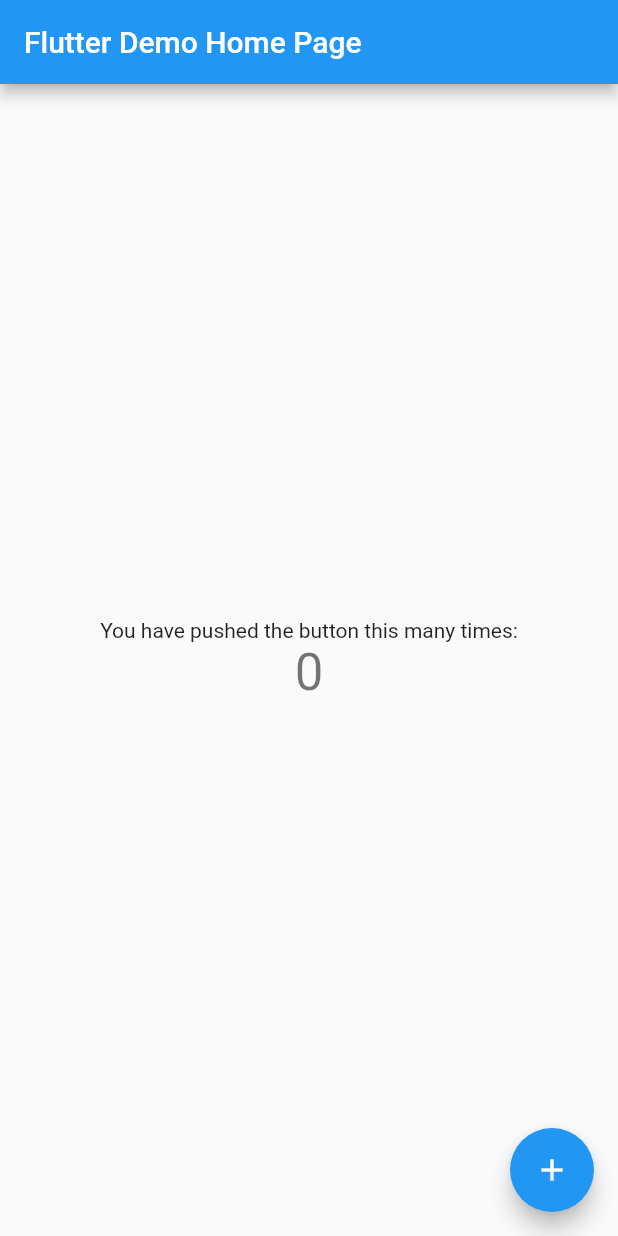
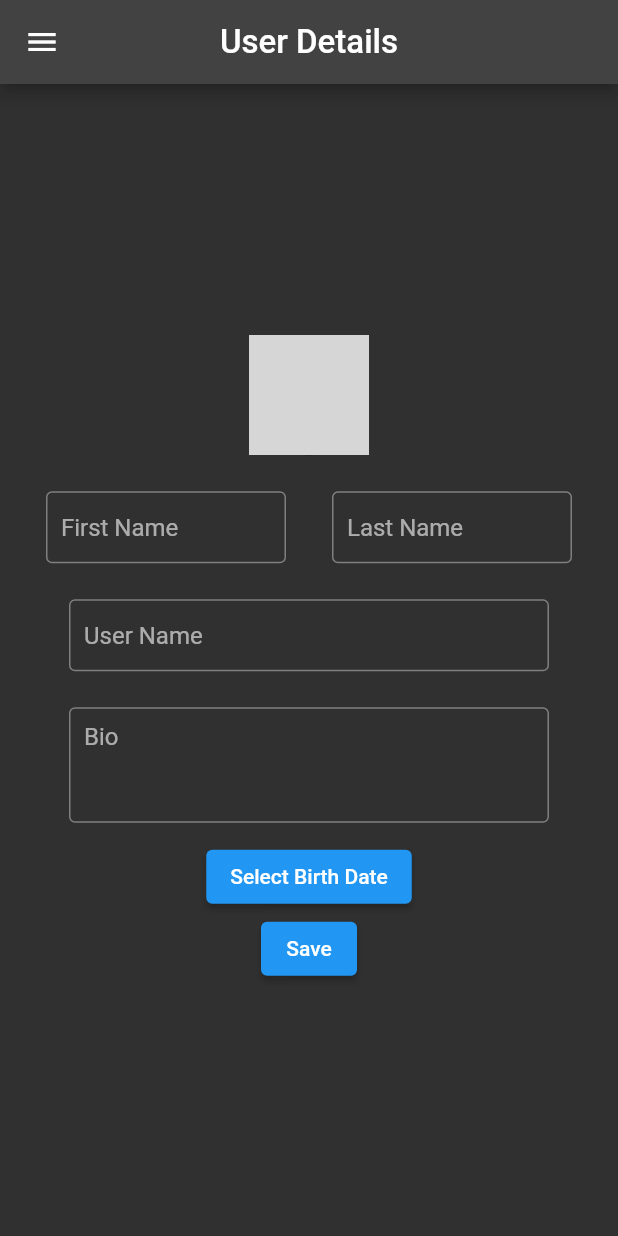
Before and after one commit to Aschente-1024/InstaClone, a Flutter app: the screen it shows after launch, on a phone screen of 412 x 824 dp. Run offline on Flutter 3.47's test engine with Material 2 defaults, Android fonts, the phone set to English and light mode, and no system bars; our stand-ins replace cloud_firestore, email_validator, firebase_auth, firebase_core, image_picker, syncfusion_flutter_datepicker; accounts and stored records are empty; network calls fail; grey boxes are pictures that could not be loaded.

Commit message:
user details screen added

```diff
--- a/lib/main.dart
+++ b/lib/main.dart
@@ -1,115 +1,48 @@
+import 'package:firebase_core/firebase_core.dart';
 import 'package:flutter/material.dart';
+import 'package:insta_clone/providers/user_provider.dart';
+import 'package:insta_clone/screen/home_screen.dart';
+import 'package:insta_clone/screen/login_screen.dart';
+import 'package:insta_clone/screen/signup_screen.dart';
+import 'package:insta_clone/screen/user_details_screen.dart';
+import 'package:provider/provider.dart';
 
-void main() {
-  runApp(const MyApp());
+Future<void> main() async {
+  WidgetsFlutterBinding.ensureInitialized();
+  await Firebase.initializeApp();
+
+  runApp(MultiProvider(
+    providers: [ChangeNotifierProvider(create: (_) => UserProvider())],
+    child: const MyApp(),
+  ));
 }
 
 class MyApp extends StatelessWidget {
   const MyApp({Key? key}) : super(key: key);
 
-  // This widget is the root of your application.
   @override
   Widget build(BuildContext context) {
     return MaterialApp(
-      title: 'Flutter Demo',
-      theme: ThemeData(
-        // This is the theme of your application.
-        //
-        // Try running your application with "flutter run". You'll see the
-        // application has a blue toolbar. Then, without quitting the app, try
-        // changing the primarySwatch below to Colors.green and then invoke
-        // "hot reload" (press "r" in the console where you ran "flutter run",
-        // or simply save your changes to "hot reload" in a Flutter IDE).
-        // Notice that the counter didn't reset back to zero; the application
-        // is not restarted.
-        primarySwatch: Colors.blue,
-      ),
-      home: const MyHomePage(title: 'Flutter Demo Home Page'),
+      theme: ThemeData.dark(),
+      routes: {
+        // '/': (context) => Scaffold(
+        //       body: context.watch<UserProvider>().getCurrentUser != null
+        //           ? Center(
+        //               child: ElevatedButton(
+        //                 onPressed: () {
+        //                   context.read<UserProvider>().logoutUser();
+        //                 },
+        //                 child: const Text('Logout'),
+        //               ),
+        //             )
+        //           : const LoginScreen(),
+        //     ),
+        // '/': (context) => HomeScreen(),
+        '/': (context) => const UserDetailScreen(),
+        '/signup': (context) => const SignupScreen(),
+        '/login': (context) => const LoginScreen()
+      },
+      initialRoute: '/',
     );
   }
 }
-
-class MyHomePage extends StatefulWidget {
-  const MyHomePage({Key? key, required this.title}) : super(key: key);
-
-  // This widget is the home page of your application. It is stateful, meaning
-  // that it has a State object (defined below) that contains fields that affect
-  // how it looks.
-
-  // This class is the configuration for the state. It holds the values (in this
-  // case the title) provided by the parent (in this case the App widget) and
-  // used by the build method of the State. Fields in a Widget subclass are
-  // always marked "final".
-
-  final String title;
-
-  @override
-  State<MyHomePage> createState() => _MyHomePageState();
-}
-
-class _MyHomePageState extends State<MyHomePage> {
-  int _counter = 0;
-
-  void _incrementCounter() {
-    setState(() {
-      // This call to setState tells the Flutter framework that something has
-      // changed in this State, which causes it to rerun the build method below
-      // so that the display can reflect the updated values. If we changed
-      // _counter without calling setState(), then the build method would not be
-      // called again, and so nothing would appear to happen.
-      _counter++;
-    });
-  }
-
-  @override
-  Widget build(BuildContext context) {
-    // This method is rerun every time setState is called, for instance as done
-    // by the _incrementCounter method above.
-    //
-    // The Flutter framework has been optimized to make rerunning build methods
-    // fast, so that you can just rebuild anything that needs updating rather
-    // than having to individually change instances of widgets.
-    return Scaffold(
-      appBar: AppBar(
-        // Here we take the value from the MyHomePage object that was created by
-        // the App.build method, and use it to set our appbar title.
-        title: Text(widget.title),
-      ),
-      body: Center(
-        // Center is a layout widget. It takes a single child and positions it
-        // in the middle of the parent.
-        child: Column(
-          // Column is also a layout widget. It takes a list of children and
-          // arranges them vertically. By default, it sizes itself to fit its
-          // children horizontally, and tries to be as tall as its parent.
-          //
-          // Invoke "debug painting" (press "p" in the console, choose the
-          // "Toggle Debug Paint" action from the Flutter Inspector in Android
-          // Studio, or the "Toggle Debug Paint" command in Visual Studio Code)
-          // to see the wireframe for each widget.
-          //
-          // Column has various properties to control how it sizes itself and
-          // how it positions its children. Here we use mainAxisAlignment to
-          // center the children vertically; the main axis here is the vertical
-          // axis because Columns are vertical (the cross axis would be
-          // horizontal).
-          mainAxisAlignment: MainAxisAlignment.center,
-          children: <Widget>[
-            const Text(
-              'You have pushed the button this many times:',
-            ),
-            Text(
-              '$_counter',
-              style: Theme.of(context).textTheme.headline4,
-            ),
-          ],
-        ),
-      ),
-      floatingActionButton: FloatingActionButton(
-        onPressed: _incrementCounter,
-        tooltip: 'Increment',
-        child: const Icon(Icons.add),
-      ), // This trailing comma makes auto-formatting nicer for build methods.
-    );
-  }
-}
--- /dev/null
+++ b/lib/providers/firestore_provider.dart
@@ -0,0 +1,6 @@
+import 'package:cloud_firestore/cloud_firestore.dart';
+import 'package:flutter/material.dart';
+
+class FirebaseFirestoreProvider with ChangeNotifier {
+  addUserToFirestore(String uid) {}
+}
--- /dev/null
+++ b/lib/providers/user_provider.dart
@@ -0,0 +1,84 @@
+import 'dart:developer';
+
+import 'package:cloud_firestore/cloud_firestore.dart';
+import 'package:firebase_auth/firebase_auth.dart';
+import 'package:flutter/material.dart';
+
+class UserProvider with ChangeNotifier {
+  final FirebaseAuth _firebaseAuth = FirebaseAuth.instance;
+  final FirebaseFirestore _firebaseFirestore = FirebaseFirestore.instance;
+
+  UserProvider() {
+    _firebaseAuth.authStateChanges().listen((User? user) {
+      if (user == null) {
+        log('user not logged in');
+      } else {
+        log('user signed in');
+      }
+      notifyListeners();
+    });
+  }
+
+  User? get getCurrentUser => _firebaseAuth.currentUser;
+
+  void createNewUser(String email, String password) async {
+    try {
+      UserCredential _cred = await _firebaseAuth.createUserWithEmailAndPassword(
+          email: email, password: password);
+      log('user created---  ${_cred.toString()}');
+
+      _firebaseFirestore.collection('users').doc(_cred.user!.uid).set({
+        'uid': _cred.user!.uid,
+        'username': _cred.user!.displayName,
+        'email': email,
+        'bio': '',
+        'last_upload': '',
+        'photo_url': '',
+        'following': [],
+        'follower': []
+      });
+    } on FirebaseAuthException catch (e) {
+      if (e.code == 'weak-password') {
+        log('weak password');
+      } else if (e.code == 'email-already-in-use') {
+        log('email already in use');
+      }
+    } catch (e) {
+      log('create new user error--- $e');
+    }
+    notifyListeners();
+  }
+
+  void loginUser(String email, String password) async {
+    try {
+      UserCredential _cred = await _firebaseAuth.signInWithEmailAndPassword(
+          email: email, password: password);
+      log('login user---  ${_cred.toString()}');
+    } on FirebaseAuthException catch (e) {
+      if (e.code == 'user-not-found') {
+        log('No user found for that email.');
+      } else if (e.code == 'wrong-password') {
+        log('Wrong password provided for that user.');
+      }
+    }
+    notifyListeners();
+  }
+
+  void logoutUser() async {
+    try {
+      await _firebaseAuth.signOut();
+    } catch (e) {
+      log('$e');
+    }
+    notifyListeners();
+  }
+
+  void forgotPassword(email) async {
+    try {
+      await _firebaseAuth.sendPasswordResetEmail(email: email);
+    } catch (e) {
+      log('$e');
+    }
+    notifyListeners();
+  }
+}
--- /dev/null
+++ b/lib/screen/user_details_screen.dart
@@ -0,0 +1,179 @@
+import 'dart:developer';
+import 'dart:io';
+
+import 'package:email_validator/email_validator.dart';
+import 'package:flutter/material.dart';
+import 'package:image_picker/image_picker.dart';
+import 'package:intl/intl.dart';
+import 'package:syncfusion_flutter_datepicker/datepicker.dart';
+
+import 'package:insta_clone/utils/text_input_util.dart';
+
+class UserDetailScreen extends StatelessWidget {
+  const UserDetailScreen({Key? key}) : super(key: key);
+
+  @override
+  Widget build(BuildContext context) {
+    return Scaffold(
+      appBar: AppBar(
+        title: const Text(
+          'User Details',
+          style: TextStyle(fontSize: 22),
+        ),
+        centerTitle: true,
+      ),
+      drawer: const Drawer(),
+      body: const Center(
+        child: DetailForm(),
+      ),
+    );
+  }
+}
+
+class DetailForm extends StatefulWidget {
+  const DetailForm({Key? key}) : super(key: key);
+
+  @override
+  _DetailFormState createState() => _DetailFormState();
+}
+
+class _DetailFormState extends State<DetailForm> {
+  final firstName = TextEditingController();
+  final lastName = TextEditingController();
+  final userName = TextEditingController();
+  final bio = TextEditingController();
+
+  final _formKey = GlobalKey<FormState>();
+
+  final ImagePicker _imagePicker = ImagePicker();
+  File? image;
+
+  final DateRangePickerController datePick = DateRangePickerController();
+  String _selectedDate = '';
+
+  void _onSelectionChanged(DateRangePickerSelectionChangedArgs args) {
+    setState(() {
+      if (args.value is DateTime) {
+        _selectedDate = DateFormat('dd/MM/yyyy').format(args.value);
+      }
+    });
+  }
+
+  Future<void> _showMyDialog() async {
+    return showDialog<void>(
+      context: context,
+      barrierDismissible: false, // user must tap button!
+      builder: (BuildContext context) {
+        return AlertDialog(
+          title: const Text('Select BirthDate'),
+          content: SizedBox(
+              height: 300,
+              width: 200,
+              child: SfDateRangePicker(
+                view: DateRangePickerView.month,
+                selectionMode: DateRangePickerSelectionMode.single,
+                onSelectionChanged: _onSelectionChanged,
+                showActionButtons: true,
+                onSubmit: (Object? value) {
+                  Navigator.of(context).pop();
+                },
+                onCancel: () {
+                  Navigator.of(context).pop();
+                },
+              )),
+        );
+      },
+    );
+  }
+
+  @override
+  Widget build(BuildContext context) {
+    log('UserDetail');
+    return Form(
+      key: _formKey,
+      child: Column(
+        children: [
+          Flexible(
+            child: Container(),
+            flex: 1,
+          ),
+          GestureDetector(
+            onTap: () async {
+              XFile? pickedFile =
+                  await _imagePicker.pickImage(source: ImageSource.gallery);
+              if (pickedFile != null) {
+                setState(() {
+                  image = File(pickedFile.path);
+                });
+              }
+            },
+            child: CircleAvatar(
+              foregroundImage: image == null
+                  ? const NetworkImage(
+                      'http://assets.stickpng.com/images/585e4bf3cb11b227491c339a.png')
+                  : Image.file(image!).image,
+              radius: 40,
+            ),
+          ),
+          const SizedBox(
+            height: 12,
+          ),
+          Row(
+            mainAxisAlignment: MainAxisAlignment.spaceEvenly,
+            children: [
+              SizedBox(
+                width: 160,
+                child: TextInputUtil(
+                  controller: firstName,
+                  hintText: 'First Name',
+                  validator: (value) => EmailValidator.validate(value!)
+                      ? null
+                      : 'Enter Valid Email',
+                  obscureText: false,
+                ),
+              ),
+              SizedBox(
+                width: 160,
+                child: TextInputUtil(
+                  controller: lastName,
+                  hintText: 'Last Name',
+                ),
+              ),
+            ],
+          ),
+          TextInputUtil(
+            controller: userName,
+            hintText: 'User Name',
+          ),
+          TextInputUtil(
+            controller: bio,
+            hintText: 'Bio',
+            maxLines: 3,
+          ),
+          ElevatedButton(
+            onPressed: () async {
+              await _showMyDialog();
+              log('selected date $_selectedDate');
+            },
+            child: _selectedDate == ''
+                ? const Text('Select Birth Date')
+                : Text(_selectedDate),
+          ),
+          ElevatedButton(
+            onPressed: () {
+              // if (_formKey.currentState!.validate()) {
+              //   context.read<UserProvider>().loginUser(
+              //       emailController.value.text, passwordController.value.text);
+              // }
+            },
+            child: const Text('Save'),
+          ),
+          Flexible(
+            child: Container(),
+            flex: 1,
+          ),
+        ],
+      ),
+    );
+  }
+}
--- /dev/null
+++ b/lib/utils/text_input_util.dart
@@ -0,0 +1,39 @@
+import 'package:flutter/material.dart';
+
+class TextInputUtil extends StatelessWidget {
+  TextEditingController controller;
+  bool obscureText;
+  String hintText;
+  int maxLines;
+  var validator;
+
+  TextInputUtil(
+      {Key? key,
+      required this.controller,
+      this.obscureText = false,
+      this.hintText = '',
+      this.maxLines = 1,
+      this.validator})
+      : super(key: key);
+
+  @override
+  Widget build(BuildContext context) {
+    return Padding(
+      padding: const EdgeInsets.symmetric(vertical: 12),
+      child: SizedBox(
+        width: 320,
+        child: TextFormField(
+          controller: controller,
+          obscureText: obscureText,
+          validator: validator,
+          maxLines: maxLines,
+          decoration: InputDecoration(
+            border: const OutlineInputBorder(),
+            hintText: hintText,
+            contentPadding: const EdgeInsets.all(10),
+          ),
+        ),
+      ),
+    );
+  }
+}
```
Also changed, not shown: lib/screen/home_screen.dart (added, +53 -0 lines), lib/screen/login_screen.dart (added, +119 -0 lines), lib/screen/signup_screen.dart (added, +123 -0 lines), pubspec.yaml (+8 -0 lines), pubspec.lock, 4 other files.
